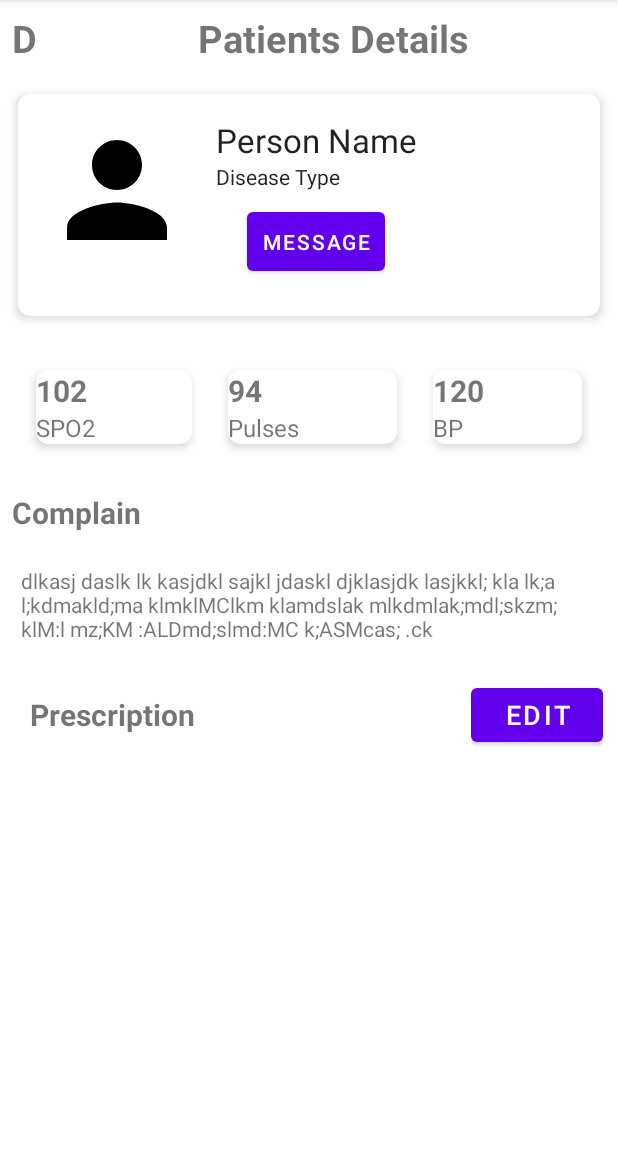
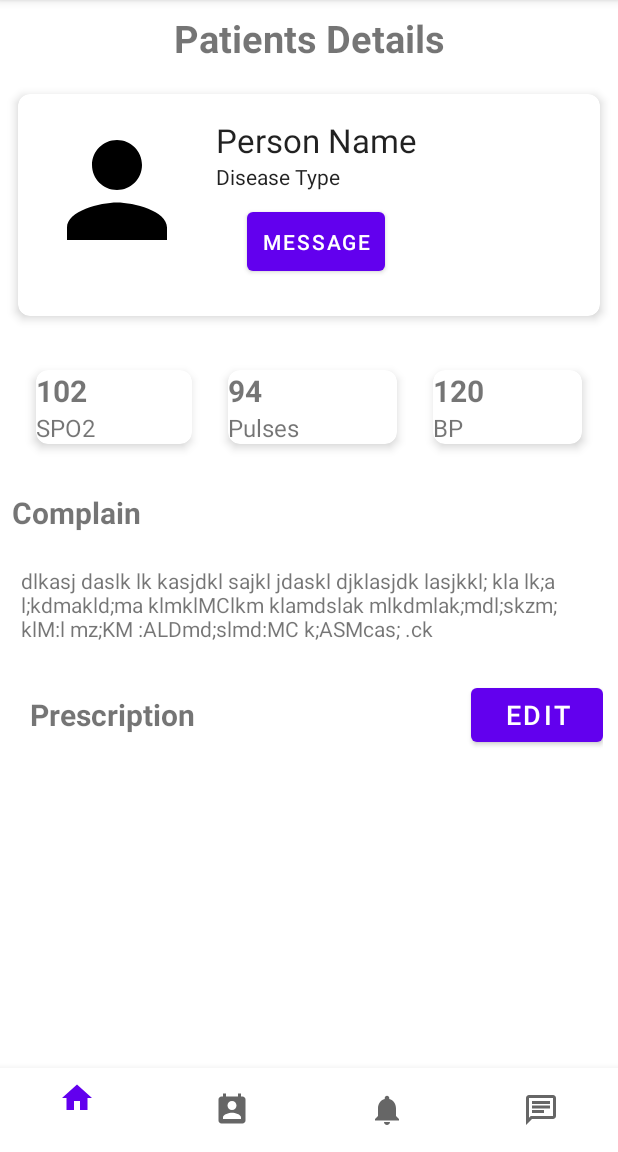
Before and after one commit to CodeX93/WeCare_mobile, an Android app: the PatientDetail screen opened directly, with no data from a screen before it, on a phone screen of 412 x 824 dp, the part 84-1236 px from its top. Run offline under Robolectric (Android 15) with nearby library versions, the phone set to English and light mode, and no system bars.

Commit message:
navigations and drawer added

```diff
--- a/app/src/main/java/com/example/wecare_doc/PatientDetail.java
+++ b/app/src/main/java/com/example/wecare_doc/PatientDetail.java
@@ -1,14 +1,93 @@
 package com.example.wecare_doc;
 
+import androidx.annotation.NonNull;
+import androidx.appcompat.app.ActionBarDrawerToggle;
 import androidx.appcompat.app.AppCompatActivity;
+import androidx.core.view.GravityCompat;
+import androidx.drawerlayout.widget.DrawerLayout;
 
+import android.content.Intent;
 import android.os.Bundle;
+import android.view.MenuItem;
 
-public class PatientDetail extends AppCompatActivity {
+import com.google.android.material.bottomnavigation.BottomNavigationView;
+import com.google.android.material.navigation.NavigationView;
 
+public class PatientDetail extends AppCompatActivity implements NavigationView.OnNavigationItemSelectedListener{
+    public DrawerLayout drawerLayout;
+    public ActionBarDrawerToggle actionBarDrawerToggle;
     @Override
     protected void onCreate(Bundle savedInstanceState) {
         super.onCreate(savedInstanceState);
         setContentView(R.layout.activity_patient_detail);
+        NavigationView navigationView = findViewById(R.id.nav_view);
+        NavigationView bottomNavigation = findViewById(R.id.nav_view);
+        navigationView.setNavigationItemSelectedListener(this);
+        drawerLayout = findViewById(R.id.my_drawer_layout);
+        actionBarDrawerToggle = new ActionBarDrawerToggle(this, drawerLayout, R.string.nav_open, R.string.nav_close);
+        drawerLayout.addDrawerListener(actionBarDrawerToggle);
+        actionBarDrawerToggle.syncState();
+
+        // to make the Navigation drawer icon always appear on the action bar
+        BottomNavigationView bottomNavigationView = findViewById(R.id.bottom_navigation);
+        bottomNavigationView.setOnNavigationItemSelectedListener(new BottomNavigationView.OnNavigationItemSelectedListener() {
+            @Override
+            public boolean onNavigationItemSelected(@NonNull MenuItem item) {
+                int id= item.getItemId();
+                if(id== R.id.navigation_home){
+
+                    startActivity(new Intent(PatientDetail.this, MyPatient.class));
+                    finish();
+                }
+
+                if(id==  R.id.navigation_appointment){
+//                    startActivity(new Intent(PatientDetail.this, MyAppointment.class));
+                    finish();}
+                if(id==   R.id.navigation_notifications) {
+                    startActivity(new Intent(PatientDetail.this, MyNotifications.class));
+                    finish();
+                }
+                if(id== R.id.navigation_chats){
+                    startActivity(new Intent(PatientDetail.this, MyChat.class));
+
+                }
+                return true;
+            }
+        });
+    }
+
+    @Override
+    public boolean onOptionsItemSelected(@NonNull MenuItem item) {
+        if (actionBarDrawerToggle.onOptionsItemSelected(item)) {
+            return true;
+        }
+        return super.onOptionsItemSelected(item);
+    }
+
+    @Override
+    public boolean onNavigationItemSelected(@NonNull MenuItem item) {
+        int id = item.getItemId();
+
+        if(id== R.id.nav_patients){
+            startActivity(new Intent(this, MyPatient.class));
+
+            finish();}
+        if(id== R.id.nav_appointments){
+//            startActivity(new Intent(this, MyAppointment.class));
+            finish();}
+        if(id== R.id.nav_Chats){
+            // Already in MyChat, no action needed
+            finish();}
+        if(id== R.id.nav_change_slots){
+            startActivity(new Intent(this, MyAvailableSlots.class));
+            finish();}
+        if(id== R.id.nav_settings) {
+//            startActivity(new Intent(this, Settings.class));
+            finish();
+        }
+
+
+        drawerLayout.closeDrawer(GravityCompat.START);
+        return true;
     }
 }
--- a/app/src/main/res/layout/activity_patient_detail.xml
+++ b/app/src/main/res/layout/activity_patient_detail.xml
@@ -1,4 +1,12 @@
 <?xml version="1.0" encoding="utf-8"?>
+<androidx.drawerlayout.widget.DrawerLayout xmlns:android="http://schemas.android.com/apk/res/android"
+    xmlns:app="http://schemas.android.com/apk/res-auto"
+    xmlns:tools="http://schemas.android.com/tools"
+    android:id="@+id/my_drawer_layout"
+    android:layout_width="match_parent"
+    android:layout_height="match_parent"
+    tools:context=".PatientDetail">
+
 <RelativeLayout xmlns:android="http://schemas.android.com/apk/res/android"
     xmlns:app="http://schemas.android.com/apk/res-auto"
     xmlns:tools="http://schemas.android.com/tools"
@@ -18,17 +26,6 @@
         android:layout_height="wrap_content"
         android:gravity="start"
         android:orientation="horizontal">
-
-        <!--         drawer-->
-
-        <TextView
-            android:layout_width="wrap_content"
-            android:layout_height="wrap_content"
-            android:textSize="25sp"
-            android:textStyle="bold"
-            android:text="D"
-            android:padding="8dp"
-            android:layout_gravity="start"/>
 
         <TextView
             android:layout_width="match_parent"
@@ -252,6 +249,20 @@
          android:layout_height="wrap_content"/>
 
     </LinearLayout>
-
+    <com.google.android.material.bottomnavigation.BottomNavigationView
+        android:id="@+id/bottom_navigation"
+        android:layout_width="match_parent"
+        android:layout_height="wrap_content"
+        android:layout_alignParentBottom="true"
+        app:menu="@menu/bottomnavigation" />
 
 </RelativeLayout>
+<com.google.android.material.navigation.NavigationView
+android:id="@+id/nav_view"
+android:layout_width="wrap_content"
+android:layout_height="match_parent"
+android:layout_gravity="start"
+app:headerLayout="@layout/drawer_header"
+app:menu="@menu/left_drawer" />
+
+    </androidx.drawerlayout.widget.DrawerLayout>
--- a/app/src/main/res/menu/left_drawer.xml
+++ b/app/src/main/res/menu/left_drawer.xml
@@ -6,7 +6,13 @@
     <item
         android:id="@+id/nav_patients"
         android:icon="@drawable/profile_picture"
-        android:title="My Patients" />
+        android:title="My Patients"
+
+        />
+    <item
+        android:id="@+id/nav_appointments"
+        android:icon="@drawable/appointment_icon"
+        android:title="My Appointments" />
 
     <item
         android:id="@+id/nav_Chats"
```
Also changed, not shown: app/src/main/AndroidManifest.xml (+11 -7 lines), app/src/main/java/com/example/wecare_doc/ChangePrescription.java (+68 -1 lines), app/src/main/java/com/example/wecare_doc/MyAvailableSlots.java (+64 -1 lines), app/src/main/java/com/example/wecare_doc/MyChat.java (+66 -10 lines), app/src/main/java/com/example/wecare_doc/MyNotifications.java (+79 -1 lines), app/src/main/java/com/example/wecare_doc/MyPatient.java (+78 -1 lines), app/src/main/res/layout/activity_change_prescription.xml (+22 -10 lines), app/src/main/res/layout/activity_my_available_slots.xml (+17 -10 lines), app/src/main/res/layout/activity_my_notifications.xml (+17 -9 lines), app/src/main/res/layout/activity_my_patient.xml (+16 -11 lines).
